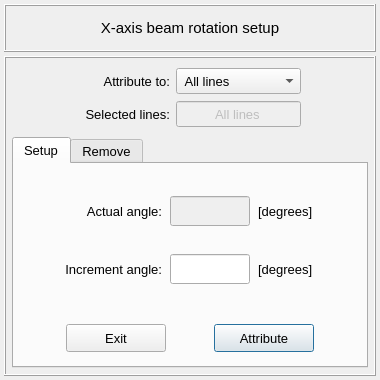
open-pulse/OpenPulse, file pulse/interface/data/ui_files/model/setup/structural/xaxis_beam_rotation_input.ui: the form before one commit.
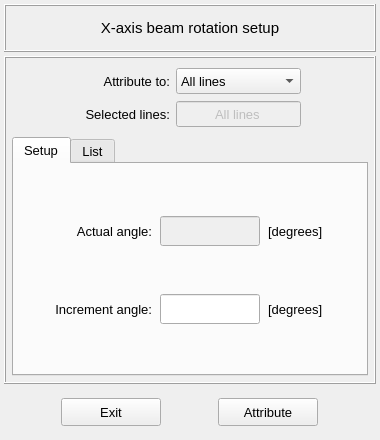
The form after the commit. The open tabs and pages were chosen to show the change.

Diff of the .ui file:
```diff
--- a/pulse/interface/data/ui_files/model/setup/structural/xaxis_beam_rotation_input.ui
+++ b/pulse/interface/data/ui_files/model/setup/structural/xaxis_beam_rotation_input.ui
@@ -3,14 +3,14 @@
  <class>Dialog</class>
  <widget class="QDialog" name="Dialog">
   <property name="windowModality">
-   <enum>Qt::NonModal</enum>
+   <enum>Qt::WindowModality::NonModal</enum>
   </property>
   <property name="geometry">
    <rect>
     <x>0</x>
     <y>0</y>
     <width>380</width>
-    <height>380</height>
+    <height>440</height>
    </rect>
   </property>
   <property name="sizePolicy">
@@ -22,17 +22,17 @@
   <property name="minimumSize">
    <size>
     <width>380</width>
-    <height>380</height>
+    <height>440</height>
    </size>
   </property>
   <property name="maximumSize">
    <size>
     <width>380</width>
-    <height>380</height>
+    <height>440</height>
    </size>
   </property>
   <property name="contextMenuPolicy">
-   <enum>Qt::DefaultContextMenu</enum>
+   <enum>Qt::ContextMenuPolicy::DefaultContextMenu</enum>
   </property>
   <property name="windowTitle">
    <string> Set: beam x-axis rotation angle</string>
@@ -56,63 +56,6 @@
    <property name="spacing">
     <number>4</number>
    </property>
-   <item row="0" column="0">
-    <widget class="QFrame" name="frame_title">
-     <property name="minimumSize">
-      <size>
-       <width>0</width>
-       <height>48</height>
-      </size>
-     </property>
-     <property name="maximumSize">
-      <size>
-       <width>16777215</width>
-       <height>48</height>
-      </size>
-     </property>
-     <property name="frameShape">
-      <enum>QFrame::Box</enum>
-     </property>
-     <property name="frameShadow">
-      <enum>QFrame::Raised</enum>
-     </property>
-     <property name="lineWidth">
-      <number>1</number>
-     </property>
-     <layout class="QGridLayout" name="gridLayout_6">
-      <property name="leftMargin">
-       <number>4</number>
-      </property>
-      <property name="topMargin">
-       <number>4</number>
-      </property>
-      <property name="rightMargin">
-       <number>4</number>
-      </property>
-      <property name="bottomMargin">
-       <number>4</number>
-      </property>
-      <item row="0" column="0" rowspan="2">
-       <widget class="QLabel" name="label_title">
-        <property name="font">
-         <font>
-          <pointsize>11</pointsize>
-         </font>
-        </property>
-        <property name="text">
-         <string>X-axis beam rotation setup</string>
-        </property>
-        <property name="textFormat">
-         <enum>Qt::AutoText</enum>
-        </property>
-        <property name="alignment">
-         <set>Qt::AlignCenter</set>
-        </property>
-       </widget>
-      </item>
-     </layout>
-    </widget>
-   </item>
    <item row="1" column="0">
     <widget class="QFrame" name="frame_2">
      <property name="sizePolicy">
@@ -140,10 +83,10 @@
       </font>
      </property>
      <property name="frameShape">
-      <enum>QFrame::Box</enum>
+      <enum>QFrame::Shape::Box</enum>
      </property>
      <property name="frameShadow">
-      <enum>QFrame::Raised</enum>
+      <enum>QFrame::Shadow::Raised</enum>
      </property>
      <layout class="QGridLayout" name="gridLayout">
       <property name="leftMargin">
@@ -159,7 +102,7 @@
        <number>6</number>
       </property>
       <item row="1" column="0">
-       <widget class="QTabWidget" name="tabWidget_xaxis_rotation_angle">
+       <widget class="QTabWidget" name="tabWidget_main">
         <property name="minimumSize">
          <size>
           <width>0</width>
@@ -176,13 +119,12 @@
          <font>
           <family>MS Shell Dlg 2</family>
           <pointsize>10</pointsize>
-          <weight>50</weight>
           <italic>false</italic>
           <bold>false</bold>
          </font>
         </property>
         <property name="currentIndex">
-         <number>1</number>
+         <number>0</number>
         </property>
         <widget class="QWidget" name="tab_setup">
          <attribute name="title">
@@ -207,10 +149,10 @@
           <item row="0" column="0" colspan="2">
            <widget class="QFrame" name="frame_8">
             <property name="frameShape">
-             <enum>QFrame::NoFrame</enum>
+             <enum>QFrame::Shape::NoFrame</enum>
             </property>
             <property name="frameShadow">
-             <enum>QFrame::Raised</enum>
+             <enum>QFrame::Shadow::Raised</enum>
             </property>
             <layout class="QGridLayout" name="gridLayout_8">
              <property name="leftMargin">
@@ -253,17 +195,20 @@
                </property>
                <property name="font">
                 <font>
+                 <family>MS Shell Dlg 2</family>
                  <pointsize>10</pointsize>
+                 <italic>false</italic>
+                 <bold>false</bold>
                 </font>
                </property>
                <property name="text">
                 <string>Actual angle:</string>
                </property>
                <property name="textFormat">
-                <enum>Qt::AutoText</enum>
+                <enum>Qt::TextFormat::AutoText</enum>
                </property>
                <property name="alignment">
-                <set>Qt::AlignRight|Qt::AlignTrailing|Qt::AlignVCenter</set>
+                <set>Qt::AlignmentFlag::AlignRight|Qt::AlignmentFlag::AlignTrailing|Qt::AlignmentFlag::AlignVCenter</set>
                </property>
               </widget>
              </item>
@@ -289,17 +234,20 @@
                </property>
                <property name="font">
                 <font>
+                 <family>MS Shell Dlg 2</family>
                  <pointsize>10</pointsize>
+                 <italic>false</italic>
+                 <bold>false</bold>
                 </font>
                </property>
                <property name="text">
                 <string>Increment angle:</string>
                </property>
                <property name="textFormat">
-                <enum>Qt::AutoText</enum>
+                <enum>Qt::TextFormat::AutoText</enum>
                </property>
                <property name="alignment">
-                <set>Qt::AlignRight|Qt::AlignTrailing|Qt::AlignVCenter</set>
+                <set>Qt::AlignmentFlag::AlignRight|Qt::AlignmentFlag::AlignTrailing|Qt::AlignmentFlag::AlignVCenter</set>
                </property>
               </widget>
              </item>
@@ -325,7 +273,10 @@
                </property>
                <property name="font">
                 <font>
+                 <family>MS Shell Dlg 2</family>
                  <pointsize>10</pointsize>
+                 <italic>false</italic>
+                 <bold>false</bold>
                  <kerning>false</kerning>
                 </font>
                </property>
@@ -333,10 +284,10 @@
                 <string>[degrees]</string>
                </property>
                <property name="textFormat">
-                <enum>Qt::AutoText</enum>
+                <enum>Qt::TextFormat::AutoText</enum>
                </property>
                <property name="alignment">
-                <set>Qt::AlignLeading|Qt::AlignLeft|Qt::AlignVCenter</set>
+                <set>Qt::AlignmentFlag::AlignLeading|Qt::AlignmentFlag::AlignLeft|Qt::AlignmentFlag::AlignVCenter</set>
                </property>
               </widget>
              </item>
@@ -347,13 +298,13 @@
                </property>
                <property name="minimumSize">
                 <size>
-                 <width>80</width>
+                 <width>100</width>
                  <height>30</height>
                 </size>
                </property>
                <property name="maximumSize">
                 <size>
-                 <width>80</width>
+                 <width>100</width>
                  <height>26</height>
                 </size>
                </property>
@@ -365,11 +316,14 @@
                </property>
                <property name="font">
                 <font>
+                 <family>MS Shell Dlg 2</family>
                  <pointsize>10</pointsize>
+                 <italic>false</italic>
+                 <bold>false</bold>
                 </font>
                </property>
                <property name="focusPolicy">
-                <enum>Qt::ClickFocus</enum>
+                <enum>Qt::FocusPolicy::ClickFocus</enum>
                </property>
                <property name="toolTip">
                 <string>Insert an increment value to the rotation angle in degrees.</string>
@@ -381,7 +335,7 @@
                 <string/>
                </property>
                <property name="alignment">
-                <set>Qt::AlignCenter</set>
+                <set>Qt::AlignmentFlag::AlignCenter</set>
                </property>
               </widget>
              </item>
@@ -407,7 +361,10 @@
                </property>
                <property name="font">
                 <font>
+                 <family>MS Shell Dlg 2</family>
                  <pointsize>10</pointsize>
+                 <italic>false</italic>
+                 <bold>false</bold>
                  <kerning>false</kerning>
                 </font>
                </property>
@@ -415,17 +372,17 @@
                 <string>[degrees]</string>
                </property>
                <property name="textFormat">
-                <enum>Qt::AutoText</enum>
+                <enum>Qt::TextFormat::AutoText</enum>
                </property>
                <property name="alignment">
-                <set>Qt::AlignLeading|Qt::AlignLeft|Qt::AlignVCenter</set>
+                <set>Qt::AlignmentFlag::AlignLeading|Qt::AlignmentFlag::AlignLeft|Qt::AlignmentFlag::AlignVCenter</set>
                </property>
               </widget>
              </item>
              <item row="0" column="0">
               <spacer name="horizontalSpacer_4">
                <property name="orientation">
-                <enum>Qt::Horizontal</enum>
+                <enum>Qt::Orientation::Horizontal</enum>
                </property>
                <property name="sizeHint" stdset="0">
                 <size>
@@ -438,7 +395,7 @@
              <item row="0" column="4">
               <spacer name="horizontalSpacer">
                <property name="orientation">
-                <enum>Qt::Horizontal</enum>
+                <enum>Qt::Orientation::Horizontal</enum>
                </property>
                <property name="sizeHint" stdset="0">
                 <size>
@@ -455,13 +412,13 @@
                </property>
                <property name="minimumSize">
                 <size>
-                 <width>80</width>
+                 <width>100</width>
                  <height>30</height>
                 </size>
                </property>
                <property name="maximumSize">
                 <size>
-                 <width>80</width>
+                 <width>100</width>
                  <height>26</height>
                 </size>
                </property>
@@ -473,11 +430,14 @@
                </property>
                <property name="font">
                 <font>
+                 <family>MS Shell Dlg 2</family>
                  <pointsize>10</pointsize>
+                 <italic>false</italic>
+                 <bold>false</bold>
                 </font>
                </property>
                <property name="focusPolicy">
-                <enum>Qt::ClickFocus</enum>
+                <enum>Qt::FocusPolicy::ClickFocus</enum>
                </property>
                <property name="toolTip">
                 <string>Actual value of the rotation angle in degrees.</string>
@@ -489,103 +449,7 @@
                 <string/>
                </property>
                <property name="alignment">
-                <set>Qt::AlignCenter</set>
-               </property>
-              </widget>
-             </item>
-            </layout>
-           </widget>
-          </item>
-          <item row="1" column="0" colspan="2">
-           <widget class="QFrame" name="frame_5">
-            <property name="maximumSize">
-             <size>
-              <width>16777215</width>
-              <height>48</height>
-             </size>
-            </property>
-            <property name="frameShape">
-             <enum>QFrame::NoFrame</enum>
-            </property>
-            <property name="frameShadow">
-             <enum>QFrame::Raised</enum>
-            </property>
-            <layout class="QGridLayout" name="gridLayout_4">
-             <property name="leftMargin">
-              <number>0</number>
-             </property>
-             <property name="topMargin">
-              <number>0</number>
-             </property>
-             <property name="rightMargin">
-              <number>0</number>
-             </property>
-             <property name="bottomMargin">
-              <number>0</number>
-             </property>
-             <property name="spacing">
-              <number>0</number>
-             </property>
-             <item row="0" column="1">
-              <widget class="QPushButton" name="pushButton_attribute">
-               <property name="minimumSize">
-                <size>
-                 <width>100</width>
-                 <height>28</height>
-                </size>
-               </property>
-               <property name="maximumSize">
-                <size>
-                 <width>100</width>
-                 <height>28</height>
-                </size>
-               </property>
-               <property name="font">
-                <font>
-                 <pointsize>10</pointsize>
-                </font>
-               </property>
-               <property name="styleSheet">
-                <string notr="true"/>
-               </property>
-               <property name="text">
-                <string>Attribute</string>
-               </property>
-               <property name="autoDefault">
-                <bool>false</bool>
-               </property>
-               <property name="default">
-                <bool>true</bool>
-               </property>
-              </widget>
-             </item>
-             <item row="0" column="0">
-              <widget class="QPushButton" name="pushButton_exit">
-               <property name="minimumSize">
-                <size>
-                 <width>100</width>
-                 <height>28</height>
-                </size>
-               </property>
-               <property name="maximumSize">
-                <size>
-                 <width>100</width>
-                 <height>28</height>
-                </size>
-               </property>
-               <property name="font">
-                <font>
-                 <pointsize>10</pointsize>
-                </font>
-               </property>
-               <property name="styleSheet">
-                <string notr="true"/>
-               </property>
-               <property name="text">
-                <string>Exit</string>
-               </property>
-               <property name="autoDefault">
-                <bool>false</bool>
+                <set>Qt::AlignmentFlag::AlignCenter</set>
                </property>
               </widget>
              </item>
@@ -594,9 +458,9 @@
           </item>
          </layout>
         </widget>
-        <widget class="QWidget" name="tab_remove">
+        <widget class="QWidget" name="tab_list">
          <attribute name="title">
-          <string>Remove</string>
+          <string>List</string>
          </attribute>
          <layout class="QGridLayout" name="gridLayout_3">
           <property name="leftMargin">
@@ -615,7 +479,7 @@
            <number>4</number>
           </property>
           <item row="0" column="0">
-           <widget class="QTreeWidget" name="treeWidget_xaxis_rotation_angle">
+           <widget class="QTreeWidget" name="treeWidget_lines_info">
             <property name="minimumSize">
              <size>
               <width>0</width>
@@ -632,7 +496,6 @@
              <font>
               <family>MS Shell Dlg 2</family>
               <pointsize>9</pointsize>
-              <weight>50</weight>
               <italic>false</italic>
               <bold>false</bold>
              </font>
@@ -648,7 +511,6 @@
               <font>
                <family>MS Shell Dlg 2</family>
                <pointsize>9</pointsize>
-               <weight>50</weight>
                <italic>false</italic>
                <bold>false</bold>
               </font>
@@ -665,7 +527,6 @@
               <font>
                <family>MS Shell Dlg 2</family>
                <pointsize>9</pointsize>
-               <weight>50</weight>
                <italic>false</italic>
                <bold>false</bold>
               </font>
@@ -691,10 +552,10 @@
              </size>
             </property>
             <property name="frameShape">
-             <enum>QFrame::NoFrame</enum>
+             <enum>QFrame::Shape::NoFrame</enum>
             </property>
             <property name="frameShadow">
-             <enum>QFrame::Raised</enum>
+             <enum>QFrame::Shadow::Raised</enum>
             </property>
             <layout class="QGridLayout" name="gridLayout_7">
              <property name="leftMargin">
@@ -728,7 +589,10 @@
                </property>
                <property name="font">
                 <font>
+                 <family>MS Shell Dlg 2</family>
                  <pointsize>10</pointsize>
+                 <italic>false</italic>
+                 <bold>false</bold>
                 </font>
                </property>
                <property name="styleSheet">
@@ -741,7 +605,7 @@
                 <bool>false</bool>
                </property>
                <property name="default">
-                <bool>true</bool>
+                <bool>false</bool>
                </property>
               </widget>
              </item>
@@ -761,7 +625,10 @@
                </property>
                <property name="font">
                 <font>
+                 <family>MS Shell Dlg 2</family>
                  <pointsize>10</pointsize>
+                 <italic>false</italic>
+                 <bold>false</bold>
                 </font>
                </property>
                <property name="styleSheet">
@@ -785,10 +652,10 @@
       <item row="0" column="0">
        <widget class="QFrame" name="frame_attribution_controls">
         <property name="frameShape">
-         <enum>QFrame::NoFrame</enum>
+         <enum>QFrame::Shape::NoFrame</enum>
         </property>
         <property name="frameShadow">
-         <enum>QFrame::Raised</enum>
+         <enum>QFrame::Shadow::Raised</enum>
         </property>
         <layout class="QGridLayout" name="gridLayout_9">
          <property name="leftMargin">
@@ -826,14 +693,13 @@
            <property name="font">
             <font>
              <pointsize>10</pointsize>
-             <weight>50</weight>
              <italic>false</italic>
              <bold>false</bold>
              <kerning>false</kerning>
             </font>
            </property>
            <property name="focusPolicy">
-            <enum>Qt::ClickFocus</enum>
+            <enum>Qt::FocusPolicy::ClickFocus</enum>
            </property>
            <property name="styleSheet">
             <string notr="true"/>
@@ -842,14 +708,14 @@
             <string>All lines</string>
            </property>
            <property name="alignment">
-            <set>Qt::AlignCenter</set>
+            <set>Qt::AlignmentFlag::AlignCenter</set>
            </property>
           </widget>
          </item>
          <item row="1" column="0">
           <spacer name="horizontalSpacer_2">
            <property name="orientation">
-            <enum>Qt::Horizontal</enum>
+            <enum>Qt::Orientation::Horizontal</enum>
            </property>
            <property name="sizeHint" stdset="0">
             <size>
@@ -876,7 +742,6 @@
            <property name="font">
             <font>
              <pointsize>10</pointsize>
-             <weight>50</weight>
              <italic>false</italic>
              <bold>false</bold>
              <kerning>false</kerning>
@@ -884,12 +749,12 @@
            </property>
            <item>
             <property name="text">
-             <string> All lines</string>
+             <string>All lines</string>
             </property>
            </item>
            <item>
             <property name="text">
-             <string> Selected lines</string>
+             <string>Selected lines</string>
             </property>
            </item>
           </widget>
@@ -911,7 +776,6 @@
            <property name="font">
             <font>
              <pointsize>10</pointsize>
-             <weight>50</weight>
              <italic>false</italic>
              <bold>false</bold>
              <kerning>false</kerning>
@@ -921,7 +785,7 @@
             <string>Attribute to:</string>
            </property>
            <property name="alignment">
-            <set>Qt::AlignRight|Qt::AlignTrailing|Qt::AlignVCenter</set>
+            <set>Qt::AlignmentFlag::AlignRight|Qt::AlignmentFlag::AlignTrailing|Qt::AlignmentFlag::AlignVCenter</set>
            </property>
           </widget>
          </item>
@@ -942,7 +806,6 @@
            <property name="font">
             <font>
              <pointsize>10</pointsize>
-             <weight>50</weight>
              <italic>false</italic>
              <bold>false</bold>
              <kerning>false</kerning>
@@ -952,14 +815,14 @@
             <string>Selected lines:</string>
            </property>
            <property name="alignment">
-            <set>Qt::AlignRight|Qt::AlignTrailing|Qt::AlignVCenter</set>
+            <set>Qt::AlignmentFlag::AlignRight|Qt::AlignmentFlag::AlignTrailing|Qt::AlignmentFlag::AlignVCenter</set>
            </property>
           </widget>
          </item>
          <item row="1" column="5">
           <spacer name="horizontalSpacer_3">
            <property name="orientation">
-            <enum>Qt::Horizontal</enum>
+            <enum>Qt::Orientation::Horizontal</enum>
            </property>
            <property name="sizeHint" stdset="0">
             <size>
@@ -975,6 +838,165 @@
      </layout>
     </widget>
    </item>
+   <item row="0" column="0">
+    <widget class="QFrame" name="frame_title">
+     <property name="minimumSize">
+      <size>
+       <width>0</width>
+       <height>48</height>
+      </size>
+     </property>
+     <property name="maximumSize">
+      <size>
+       <width>16777215</width>
+       <height>48</height>
+      </size>
+     </property>
+     <property name="frameShape">
+      <enum>QFrame::Shape::Box</enum>
+     </property>
+     <property name="frameShadow">
+      <enum>QFrame::Shadow::Raised</enum>
+     </property>
+     <property name="lineWidth">
+      <number>1</number>
+     </property>
+     <layout class="QGridLayout" name="gridLayout_6">
+      <property name="leftMargin">
+       <number>4</number>
+      </property>
+      <property name="topMargin">
+       <number>4</number>
+      </property>
+      <property name="rightMargin">
+       <number>4</number>
+      </property>
+      <property name="bottomMargin">
+       <number>4</number>
+      </property>
+      <item row="0" column="0" rowspan="2">
+       <widget class="QLabel" name="label_title">
+        <property name="font">
+         <font>
+          <pointsize>11</pointsize>
+         </font>
+        </property>
+        <property name="text">
+         <string>X-axis beam rotation setup</string>
+        </property>
+        <property name="textFormat">
+         <enum>Qt::TextFormat::AutoText</enum>
+        </property>
+        <property name="alignment">
+         <set>Qt::AlignmentFlag::AlignCenter</set>
+        </property>
+       </widget>
+      </item>
+     </layout>
+    </widget>
+   </item>
+   <item row="2" column="0">
+    <widget class="QFrame" name="frame_5">
+     <property name="minimumSize">
+      <size>
+       <width>0</width>
+       <height>48</height>
+      </size>
+     </property>
+     <property name="maximumSize">
+      <size>
+       <width>16777215</width>
+       <height>48</height>
+      </size>
+     </property>
+     <property name="frameShape">
+      <enum>QFrame::Shape::NoFrame</enum>
+     </property>
+     <property name="frameShadow">
+      <enum>QFrame::Shadow::Raised</enum>
+     </property>
+     <layout class="QGridLayout" name="gridLayout_4">
+      <property name="leftMargin">
+       <number>0</number>
+      </property>
+      <property name="topMargin">
+       <number>0</number>
+      </property>
+      <property name="rightMargin">
+       <number>0</number>
+      </property>
+      <property name="bottomMargin">
+       <number>0</number>
+      </property>
+      <property name="spacing">
+       <number>0</number>
+      </property>
+      <item row="0" column="1">
+       <widget class="QPushButton" name="pushButton_attribute">
+        <property name="minimumSize">
+         <size>
+          <width>100</width>
+          <height>28</height>
+         </size>
+        </property>
+        <property name="maximumSize">
+         <size>
+          <width>100</width>
+          <height>28</height>
+         </size>
+        </property>
+        <property name="font">
+         <font>
+          <pointsize>10</pointsize>
+         </font>
+        </property>
+        <property name="styleSheet">
+         <string notr="true"/>
+        </property>
+        <property name="text">
+         <string>Attribute</string>
+        </property>
+        <property name="autoDefault">
+         <bool>false</bool>
+        </property>
+        <property name="default">
+         <bool>false</bool>
+        </property>
+       </widget>
+      </item>
+      <item row="0" column="0">
+       <widget class="QPushButton" name="pushButton_exit">
+        <property name="minimumSize">
+         <size>
+          <width>100</width>
+          <height>28</height>
+         </size>
+        </property>
+        <property name="maximumSize">
+         <size>
+          <width>100</width>
+          <height>28</height>
+         </size>
+        </property>
+        <property name="font">
+         <font>
+          <pointsize>10</pointsize>
+         </font>
+        </property>
+        <property name="styleSheet">
+         <string notr="true"/>
+        </property>
+        <property name="text">
+         <string>Exit</string>
+        </property>
+        <property name="autoDefault">
+         <bool>false</bool>
+        </property>
+       </widget>
+      </item>
+     </layout>
+    </widget>
+   </item>
   </layout>
  </widget>
  <tabstops>
```
Left out of the diff: 8 changed lines with no effect on the pictures.
